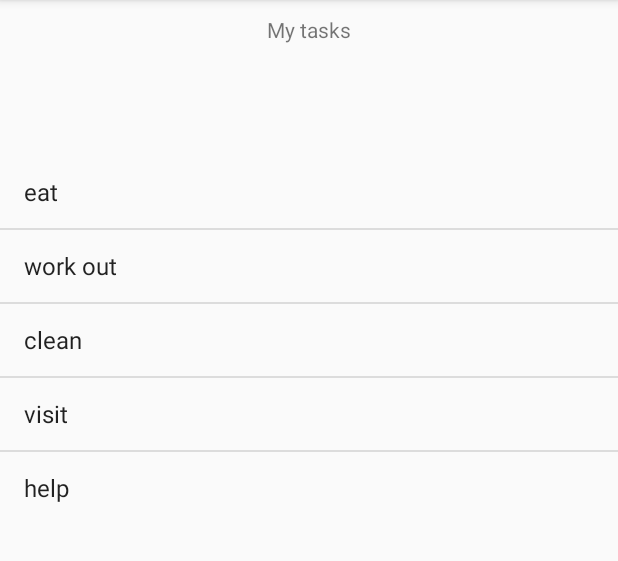
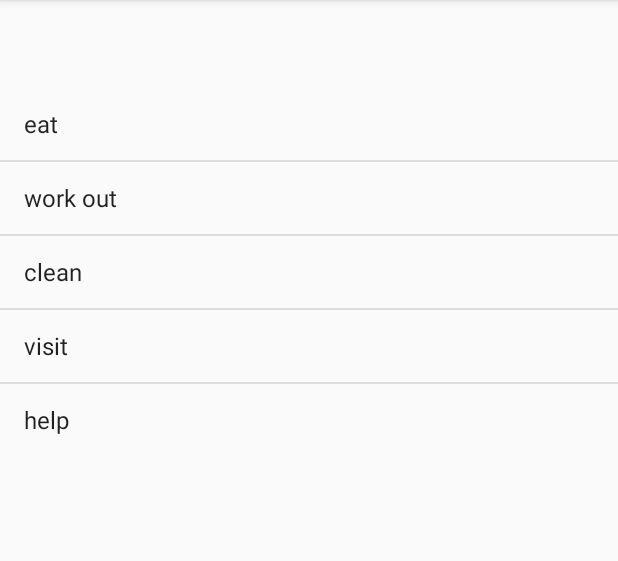
Before and after one commit to amandinek/My_firstApp, an Android app: the YourList screen opened directly, with no data from a screen before it, after a tap on "VIEW ACTIVITIES", on a phone screen of 412 x 824 dp, the part 84-645 px from its top. Run offline under Robolectric (Android 15) with nearby library versions, the phone set to English and light mode, and no system bars; 2 statements that could not run were skipped.

Commit message:
delete text view in xml

```diff
--- a/app/src/main/res/layout/activity_display.xml
+++ b/app/src/main/res/layout/activity_display.xml
@@ -6,14 +6,6 @@
     android:layout_height="match_parent"
     tools:context=".Display">
 
-    <TextView
-        android:layout_width="wrap_content"
-        android:layout_height="wrap_content"
-        android:text="tasks"
-        android:id="@+id/mytitle"
-       android:paddingTop="10dp"
-        android:layout_centerHorizontal="true"
-        />
 
 
     <TextView
@@ -22,7 +14,6 @@
         android:text="time"
         android:id="@+id/myTime"
         android:paddingTop="10dp"
-        android:layout_centerHorizontal="true"
         android:layout_below="@id/mytitle"
         />
     <TextView
@@ -31,8 +22,8 @@
         android:text="My task"
         android:id="@+id/myTask"
         android:paddingTop="10dp"
-        android:layout_centerHorizontal="true"
         android:layout_below="@id/myTime"
+        android:paddingLeft="30dp"
         />
     <ListView
         android:layout_width="wrap_content"
```
Also changed, not shown: app/src/main/res/layout/activity_your_list.xml (+0 -8 lines).
